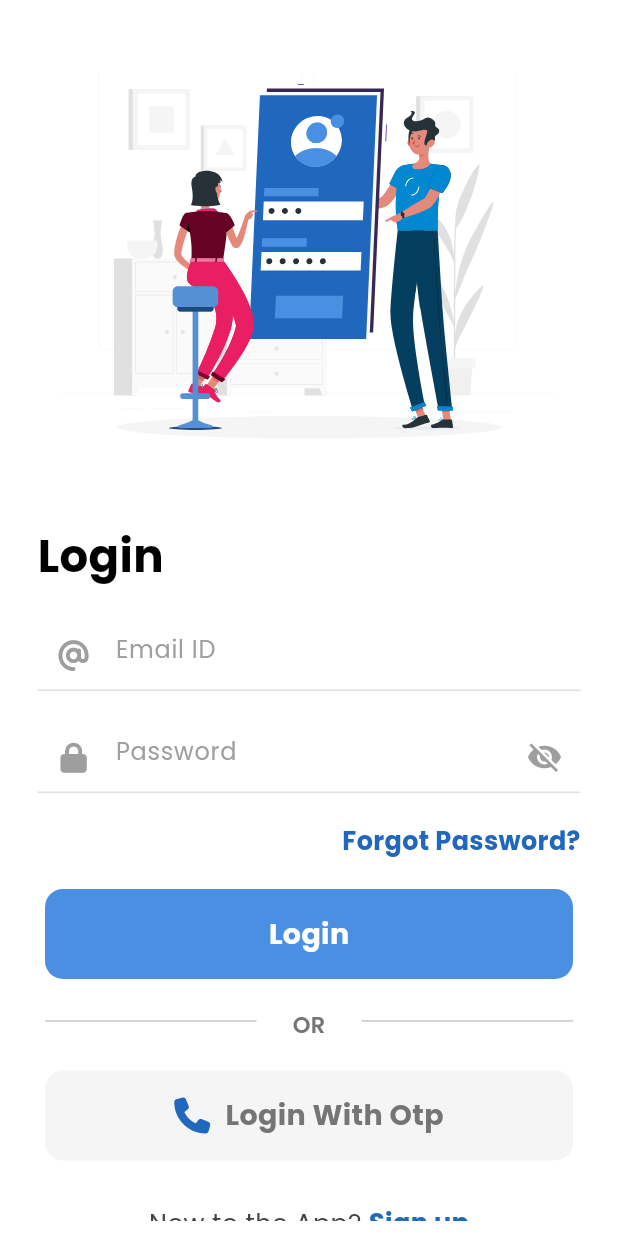
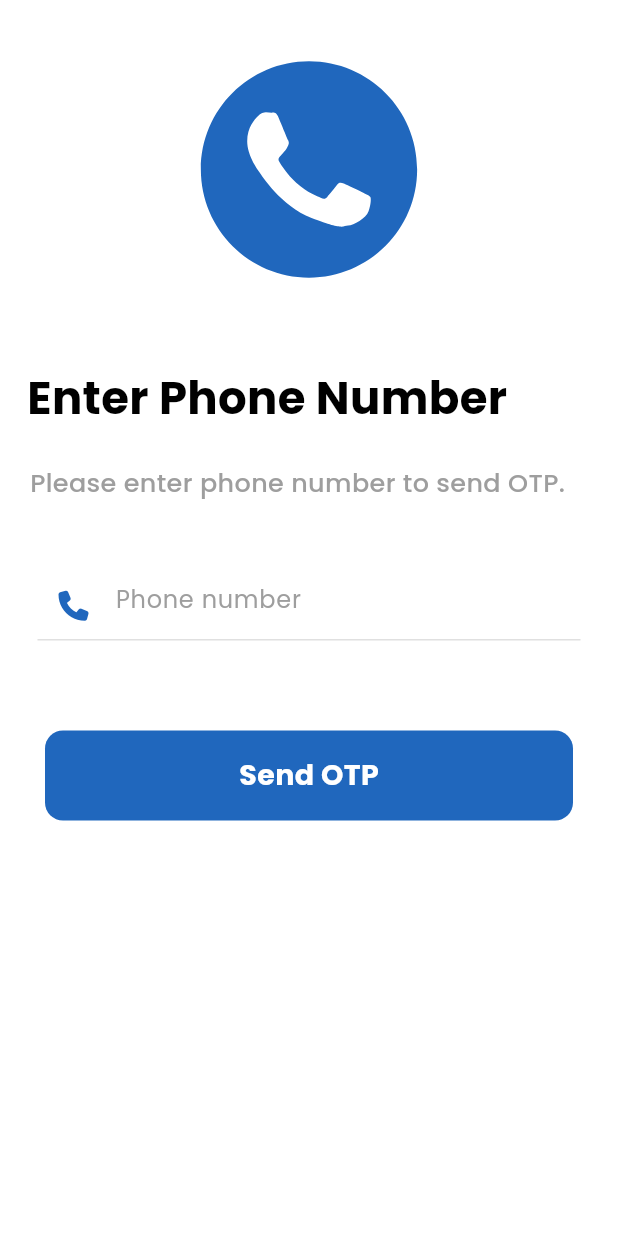
Before and after one commit to Aflah3100/resolute_ai_assignment_app, a Flutter app: the screen it shows after launch, after a tap on "Login With Otp", on a phone screen of 412 x 824 dp. Run offline on Flutter 3.47's test engine with Material 3 defaults, Android fonts, the phone set to English and light mode, and no system bars; our stand-ins replace flutter_otp_text_field, font_awesome_flutter, google_fonts, lottie; missing offline and left inert: dart:ffi.

Commit message:
Developed forgot password screen, otp screen

```diff
--- a/lib/main.dart
+++ b/lib/main.dart
@@ -3,7 +3,6 @@ import 'package:provider/provider.dart';
 import 'package:resolute_ai_assignment_app/providers/auth_scren_provider.dart';
 import 'package:resolute_ai_assignment_app/router/generate_route.dart';
 import 'package:resolute_ai_assignment_app/screens/auth_screen/authentication_screen.dart';
-import 'package:resolute_ai_assignment_app/screens/forgot_password_screen/forgot_password_screen.dart';
 import 'package:resolute_ai_assignment_app/utils/assets.dart';
 
 void main() {
--- a/lib/router/generate_route.dart
+++ b/lib/router/generate_route.dart
@@ -3,6 +3,8 @@ import 'dart:ffi';
 import 'package:flutter/material.dart';
 import 'package:resolute_ai_assignment_app/screens/auth_screen/authentication_screen.dart';
 import 'package:resolute_ai_assignment_app/screens/forgot_password_screen/forgot_password_screen.dart';
+import 'package:resolute_ai_assignment_app/screens/otp_auth_screen/otp_verification_screen.dart';
+import 'package:resolute_ai_assignment_app/screens/otp_auth_screen/phone_number_verification_screen.dart';
 
 Route<dynamic> generateRoute(RouteSettings routeSettings) {
   switch (routeSettings.name) {
@@ -10,6 +12,14 @@ Route<dynamic> generateRoute(RouteSettings routeSettings) {
       return MaterialPageRoute(builder: (_) => const AuthenticationScreen());
     case ForgotPasswordScreen.routeName:
       return MaterialPageRoute(builder: (_) => const ForgotPasswordScreen());
+    case PhoneNumberVerificationScreen.routeName:
+      return MaterialPageRoute(
+          builder: (_) => const PhoneNumberVerificationScreen());
+    case OtpVerificationScreen.routeName:
+      return MaterialPageRoute(builder: (_) {
+        final phoneNumber = routeSettings.arguments as String;
+        return OtpVerificationScreen(phoneNumber: phoneNumber);
+      });
     default:
       return MaterialPageRoute(
           builder: (_) => const Scaffold(
--- a/lib/router/route_constants.dart
+++ b/lib/router/route_constants.dart
@@ -1,4 +1,6 @@
 class RouteConstants {
   static const authenticationScreen = '/authenticationScreen';
   static const forgotPasswordScreen = '/forgotPasswordScreen';
+  static const phoneNumberVerificationScreen = '/phoneNumberVerificationScreen';
+  static const otpVerificationScreen = '/otpVerificationScreen';
 }
--- a/lib/screens/auth_screen/authentication_screen.dart
+++ b/lib/screens/auth_screen/authentication_screen.dart
@@ -5,6 +5,7 @@ import 'package:provider/provider.dart';
 import 'package:resolute_ai_assignment_app/providers/auth_scren_provider.dart';
 import 'package:resolute_ai_assignment_app/router/route_constants.dart';
 import 'package:resolute_ai_assignment_app/screens/forgot_password_screen/forgot_password_screen.dart';
+import 'package:resolute_ai_assignment_app/screens/otp_auth_screen/phone_number_verification_screen.dart';
 import 'package:resolute_ai_assignment_app/utils/assets.dart';
 
 class AuthenticationScreen extends StatelessWidget {
@@ -289,7 +290,11 @@ class AuthenticationScreen extends StatelessWidget {
                         FontAwesomeIcons.phone,
                         color: AppColors.darkBlueColor,
                       ),
-                      onTap: () {},
+                      onTap: () {
+                        //Phone-number-verification-screen
+                        Navigator.pushNamed(
+                            context, PhoneNumberVerificationScreen.routeName);
+                      },
                       buttonColor: Colors.grey[100]!,
                       textColor: Colors.grey[600]!),
                   const SizedBox(
--- a/lib/screens/forgot_password_screen/forgot_password_screen.dart
+++ b/lib/screens/forgot_password_screen/forgot_password_screen.dart
@@ -10,7 +10,6 @@ class ForgotPasswordScreen extends StatelessWidget {
 
   @override
   Widget build(BuildContext context) {
-    final height = MediaQuery.sizeOf(context).height;
 
     return Scaffold(
       backgroundColor: Colors.white,
--- /dev/null
+++ b/lib/screens/otp_auth_screen/phone_number_verification_screen.dart
@@ -0,0 +1,94 @@
+import 'package:flutter/material.dart';
+import 'package:font_awesome_flutter/font_awesome_flutter.dart';
+import 'package:lottie/lottie.dart';
+import 'package:resolute_ai_assignment_app/router/route_constants.dart';
+import 'package:resolute_ai_assignment_app/screens/auth_screen/authentication_screen.dart';
+import 'package:resolute_ai_assignment_app/utils/assets.dart';
+
+class PhoneNumberVerificationScreen extends StatelessWidget {
+  static const routeName = RouteConstants.phoneNumberVerificationScreen;
+  const PhoneNumberVerificationScreen({super.key});
+
+  @override
+  Widget build(BuildContext context) {
+    final height = MediaQuery.sizeOf(context).height;
+
+    return Scaffold(
+      backgroundColor: Colors.white,
+      body: SafeArea(
+          child: Container(
+        padding: const EdgeInsets.all(10),
+        child: SingleChildScrollView(
+          child: Column(
+            crossAxisAlignment: CrossAxisAlignment.start,
+            children: [
+              //Phone-animation
+              Center(
+                  child: Lottie.asset(Assets.phoneAnimation,
+                      height: height * 0.25, repeat: false)),
+              const SizedBox(
+                height: 20,
+              ),
+              Padding(
+                padding: const EdgeInsets.all(8.0),
+                child: Text(
+                  'Enter Phone Number',
+                  style: AppTextStyles.appTextStyle(
+                      fontColor: Colors.black,
+                      fontSize: 30,
+                      fontWeight: FontWeight.w700),
+                ),
+              ),
+              const SizedBox(
+                height: 15,
+              ),
+              Padding(
+                padding: const EdgeInsets.symmetric(horizontal: 10),
+                child: Text(
+                  'Please enter phone number to send OTP.',
+                  style: AppTextStyles.appTextStyle(
+                      fontColor: Colors.grey,
+                      fontSize: 17,
+                      fontWeight: FontWeight.w500),
+                ),
+              ),
+              const SizedBox(
+                height: 25,
+              ),
+              const SizedBox(
+                height: 20,
+              ),
+              Padding(
+                padding: const EdgeInsets.symmetric(horizontal: 15),
+                child: TextFormField(
+                  keyboardType: TextInputType.number,
+                  decoration: InputDecoration(
+                      enabledBorder: UnderlineInputBorder(
+                        borderSide:
+                            BorderSide(color: Colors.grey[300]!, width: 1.0),
+                      ),
+                      hintText: 'Phone number',
+                      hintStyle:
+                          AppTextStyles.appTextStyle(fontColor: Colors.grey),
+                      prefixIcon: const Icon(
+                        FontAwesomeIcons.phone,
+                        color: AppColors.darkBlueColor,
+                        size: 20,
+                      )),
+                ),
+              ),
+              const SizedBox(
+                height: 60,
+              ),
+              AuthenticationButton(
+                  label: 'Send OTP',
+                  onTap: () {},
+                  buttonColor: AppColors.darkBlueColor,
+                  textColor: Colors.white)
+            ],
+          ),
+        ),
+      )),
+    );
+  }
+}
--- a/lib/utils/assets.dart
+++ b/lib/utils/assets.dart
@@ -3,6 +3,9 @@ import 'package:google_fonts/google_fonts.dart';
 
 class Assets {
   static const loginAnimation = 'assets/animations/login_animation.json';
+  static const phoneAnimation = 'assets/animations/phone_animation.json';
+  static const otpVerificationAnimation =
+      'assets/animations/otp_verification_animation.json';
   static const forgotPasswordImage = 'assets/images/forgot_password.jpg';
 }
 
```
Also changed, not shown: assets/animations/otp_verification_animation.json (added, +1 -0 lines), assets/animations/phone_animation.json (added, +1 -0 lines), lib/screens/otp_auth_screen/otp_verification_screen.dart (added, +145 -0 lines), pubspec.yaml (+5 -3 lines), pubspec.lock.
